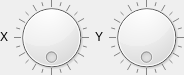
Old version of the form src/hlam/ui/assets/studiomodel/dockpanels/SkyLightPanel.ui in the repository SamVanheer/HalfLifeAssetManager.
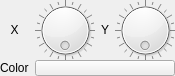
New version of the form.

Commit message: Add global light color selector, change sky light color name to SkyLight Resolves #249

```diff
--- a/src/hlam/ui/assets/studiomodel/dockpanels/SkyLightPanel.ui
+++ b/src/hlam/ui/assets/studiomodel/dockpanels/SkyLightPanel.ui
@@ -6,14 +6,14 @@
    <rect>
     <x>0</x>
     <y>0</y>
-    <width>180</width>
-    <height>75</height>
+    <width>169</width>
+    <height>76</height>
    </rect>
   </property>
   <property name="windowTitle">
    <string>Form</string>
   </property>
-  <layout class="QHBoxLayout" name="horizontalLayout">
+  <layout class="QGridLayout" name="gridLayout">
    <property name="sizeConstraint">
     <enum>QLayout::SetFixedSize</enum>
    </property>
@@ -29,7 +29,44 @@
    <property name="bottomMargin">
     <number>0</number>
    </property>
-   <item>
+   <property name="verticalSpacing">
+    <number>0</number>
+   </property>
+   <item row="0" column="1">
+    <widget class="QDial" name="XAngle">
+     <property name="sizePolicy">
+      <sizepolicy hsizetype="Fixed" vsizetype="Fixed">
+       <horstretch>0</horstretch>
+       <verstretch>0</verstretch>
+      </sizepolicy>
+     </property>
+     <property name="minimumSize">
+      <size>
+       <width>60</width>
+       <height>60</height>
+      </size>
+     </property>
+     <property name="maximumSize">
+      <size>
+       <width>60</width>
+       <height>60</height>
+      </size>
+     </property>
+     <property name="maximum">
+      <number>360</number>
+     </property>
+     <property name="wrapping">
+      <bool>true</bool>
+     </property>
+     <property name="notchTarget">
+      <double>15.000000000000000</double>
+     </property>
+     <property name="notchesVisible">
+      <bool>true</bool>
+     </property>
+    </widget>
+   </item>
+   <item row="0" column="0">
     <widget class="QLabel" name="label">
      <property name="sizePolicy">
       <sizepolicy hsizetype="Preferred" vsizetype="Fixed">
@@ -45,41 +82,7 @@
      </property>
     </widget>
    </item>
-   <item>
-    <widget class="QDial" name="XAngle">
-     <property name="sizePolicy">
-      <sizepolicy hsizetype="Fixed" vsizetype="Fixed">
-       <horstretch>0</horstretch>
-       <verstretch>0</verstretch>
-      </sizepolicy>
-     </property>
-     <property name="minimumSize">
-      <size>
-       <width>75</width>
-       <height>75</height>
-      </size>
-     </property>
-     <property name="maximumSize">
-      <size>
-       <width>75</width>
-       <height>75</height>
-      </size>
-     </property>
-     <property name="maximum">
-      <number>360</number>
-     </property>
-     <property name="wrapping">
-      <bool>true</bool>
-     </property>
-     <property name="notchTarget">
-      <double>15.000000000000000</double>
-     </property>
-     <property name="notchesVisible">
-      <bool>true</bool>
-     </property>
-    </widget>
-   </item>
-   <item>
+   <item row="0" column="2">
     <widget class="QLabel" name="label_2">
      <property name="sizePolicy">
       <sizepolicy hsizetype="Preferred" vsizetype="Fixed">
@@ -95,7 +98,7 @@
      </property>
     </widget>
    </item>
-   <item>
+   <item row="0" column="3">
     <widget class="QDial" name="YAngle">
      <property name="sizePolicy">
       <sizepolicy hsizetype="Fixed" vsizetype="Fixed">
@@ -105,14 +108,14 @@
      </property>
      <property name="minimumSize">
       <size>
-       <width>75</width>
-       <height>75</height>
+       <width>60</width>
+       <height>60</height>
       </size>
      </property>
      <property name="maximumSize">
       <size>
-       <width>75</width>
-       <height>75</height>
+       <width>60</width>
+       <height>60</height>
       </size>
      </property>
      <property name="maximum">
@@ -129,6 +132,26 @@
      </property>
     </widget>
    </item>
+   <item row="1" column="1" colspan="3">
+    <widget class="QPushButton" name="Color">
+     <property name="maximumSize">
+      <size>
+       <width>16777215</width>
+       <height>16</height>
+      </size>
+     </property>
+     <property name="text">
+      <string/>
+     </property>
+    </widget>
+   </item>
+   <item row="1" column="0">
+    <widget class="QLabel" name="label_3">
+     <property name="text">
+      <string>Color</string>
+     </property>
+    </widget>
+   </item>
   </layout>
  </widget>
  <resources/>
```
The commit also changes 6 other files.
